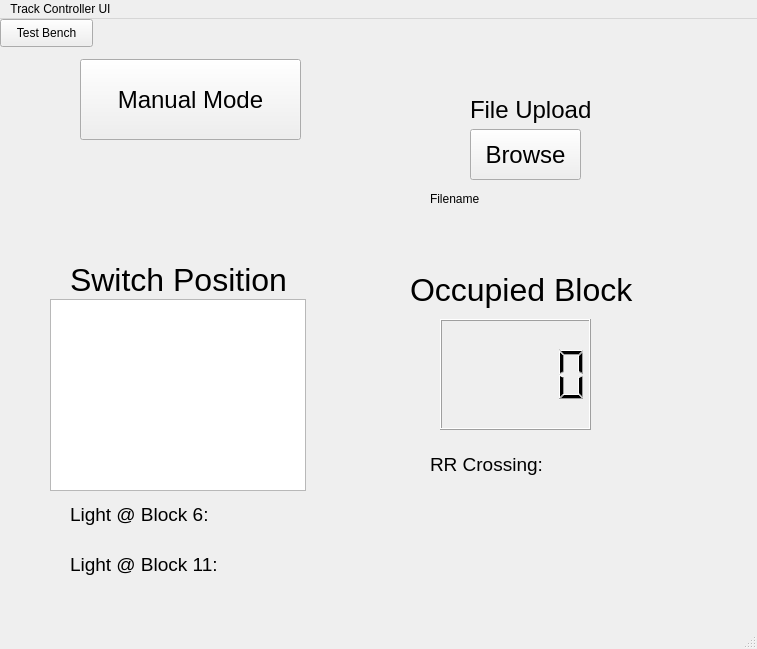
Before: the Qt Designer form Track_Controller_SW/track_controller.ui in LucasZ99/ECE1140SystemsEngineeringProject, drawn with Qt 5.
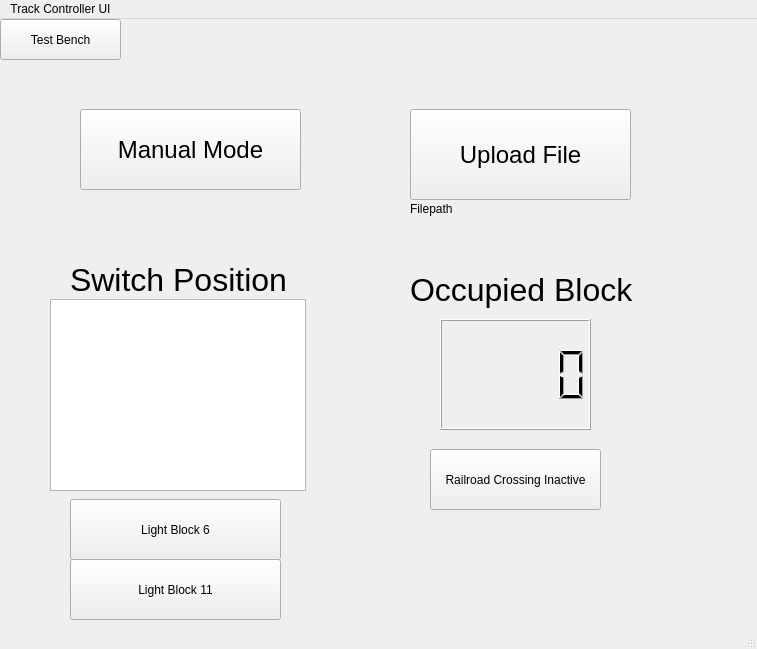
After: the same form once the commit is applied.

Patch:
```diff
--- a/Track_Controller_SW/track_controller.ui
+++ b/Track_Controller_SW/track_controller.ui
@@ -24,7 +24,7 @@
     <property name="geometry">
      <rect>
       <x>80</x>
-      <y>40</y>
+      <y>90</y>
       <width>221</width>
       <height>81</height>
      </rect>
@@ -50,10 +50,10 @@
    <widget class="QPushButton" name="browse">
     <property name="geometry">
      <rect>
-      <x>470</x>
-      <y>110</y>
-      <width>111</width>
-      <height>51</height>
+      <x>410</x>
+      <y>90</y>
+      <width>221</width>
+      <height>91</height>
      </rect>
     </property>
     <property name="minimumSize">
@@ -71,38 +71,14 @@
      <cursorShape>PointingHandCursor</cursorShape>
     </property>
     <property name="text">
-     <string>Browse</string>
-    </property>
-   </widget>
-   <widget class="QLabel" name="file_upload">
-    <property name="geometry">
-     <rect>
-      <x>470</x>
-      <y>70</y>
-      <width>161</width>
-      <height>41</height>
-     </rect>
-    </property>
-    <property name="minimumSize">
-     <size>
-      <width>161</width>
-      <height>41</height>
-     </size>
-    </property>
-    <property name="font">
-     <font>
-      <pointsize>18</pointsize>
-     </font>
-    </property>
-    <property name="text">
-     <string>File Upload</string>
+     <string>Upload File</string>
     </property>
    </widget>
    <widget class="QLabel" name="filename">
     <property name="geometry">
      <rect>
-      <x>430</x>
-      <y>170</y>
+      <x>410</x>
+      <y>180</y>
       <width>181</width>
       <height>20</height>
      </rect>
@@ -122,7 +98,7 @@
      <cursorShape>ArrowCursor</cursorShape>
     </property>
     <property name="text">
-     <string>Filename</string>
+     <string>Filepath</string>
     </property>
    </widget>
    <widget class="QLCDNumber" name="block_number">
@@ -194,85 +170,13 @@
      <string>Switch Position</string>
     </property>
    </widget>
-   <widget class="QLabel" name="light_block_6">
-    <property name="geometry">
-     <rect>
-      <x>70</x>
-      <y>480</y>
-      <width>231</width>
-      <height>31</height>
-     </rect>
-    </property>
-    <property name="minimumSize">
-     <size>
-      <width>231</width>
-      <height>31</height>
-     </size>
-    </property>
-    <property name="font">
-     <font>
-      <pointsize>14</pointsize>
-     </font>
-    </property>
-    <property name="text">
-     <string>Light @ Block 6:</string>
-    </property>
-   </widget>
-   <widget class="QLabel" name="light_block_7">
-    <property name="geometry">
-     <rect>
-      <x>70</x>
-      <y>530</y>
-      <width>231</width>
-      <height>31</height>
-     </rect>
-    </property>
-    <property name="minimumSize">
-     <size>
-      <width>231</width>
-      <height>31</height>
-     </size>
-    </property>
-    <property name="font">
-     <font>
-      <pointsize>14</pointsize>
-     </font>
-    </property>
-    <property name="text">
-     <string>Light @ Block 11: </string>
-    </property>
-   </widget>
-   <widget class="QLabel" name="label">
-    <property name="geometry">
-     <rect>
-      <x>430</x>
-      <y>430</y>
-      <width>161</width>
-      <height>31</height>
-     </rect>
-    </property>
-    <property name="minimumSize">
-     <size>
-      <width>161</width>
-      <height>31</height>
-     </size>
-    </property>
-    <property name="font">
-     <font>
-      <pointsize>14</pointsize>
-     </font>
-    </property>
-    <property name="text">
-     <string>RR Crossing:</string>
-    </property>
-   </widget>
    <widget class="QPushButton" name="tb_button">
     <property name="geometry">
      <rect>
       <x>0</x>
       <y>0</y>
-      <width>93</width>
-      <height>28</height>
+      <width>121</width>
+      <height>41</height>
      </rect>
     </property>
     <property name="text">
@@ -289,6 +193,48 @@
      </rect>
     </property>
    </widget>
+   <widget class="QPushButton" name="rr_crossing_button">
+    <property name="geometry">
+     <rect>
+      <x>430</x>
+      <y>430</y>
+      <width>171</width>
+      <height>61</height>
+     </rect>
+    </property>
+    <property name="text">
+     <string>Railroad Crossing Inactive</string>
+    </property>
+    <property name="checkable">
+     <bool>false</bool>
+    </property>
+   </widget>
+   <widget class="QPushButton" name="light_b6">
+    <property name="geometry">
+     <rect>
+      <x>70</x>
+      <y>480</y>
+      <width>211</width>
+      <height>61</height>
+     </rect>
+    </property>
+    <property name="text">
+     <string>Light Block 6</string>
+    </property>
+   </widget>
+   <widget class="QPushButton" name="light_b11">
+    <property name="geometry">
+     <rect>
+      <x>70</x>
+      <y>540</y>
+      <width>211</width>
+      <height>61</height>
+     </rect>
+    </property>
+    <property name="text">
+     <string>Light Block 11</string>
+    </property>
+   </widget>
   </widget>
   <widget class="QMenuBar" name="menubar">
    <property name="geometry">
```
